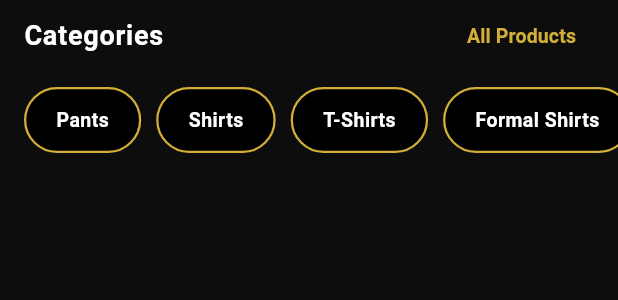
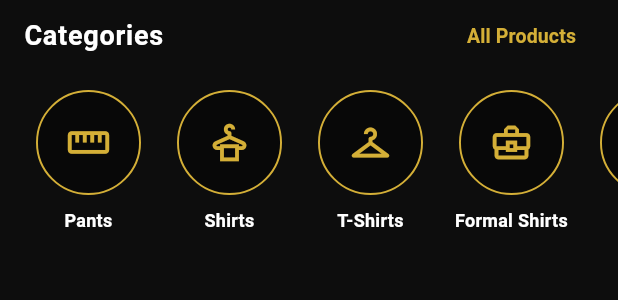
Before and after one commit to sivababu14301/RT-Android-Mobile-Application-, a Flutter app: the HomeCategories widget shown alone on an empty page, opened directly, on a phone screen of 412 x 824 dp. Shown: the top 300 px of the screen. Run offline on Flutter 3.47's test engine with Material 3 defaults, Android fonts, the phone set to English and light mode, and no system bars; our stand-ins replace dio, flutter_local_notifications, image_picker, shared_preferences, shimmer; missing offline and left inert: razorpay_flutter; accounts and stored records are empty.

Commit message:
Update Home Categories to circular black badges (#080808) with gold borders (#D4AF37) and gold clothing icons

```diff
--- a/lib/widgets/home/home_categories.dart
+++ b/lib/widgets/home/home_categories.dart
@@ -16,6 +16,32 @@ class HomeCategories extends StatelessWidget {
     'Uniforms',
   ];
 
+  IconData _getGoldClothingIcon(String category) {
+    final clean = category.trim().toLowerCase();
+    if (clean.contains('pant') || clean.contains('trouser') || clean.contains('jean')) {
+      return Icons.straighten; // Gold Trousers / Waistband
+    }
+    if (clean.contains('t-shirt') || clean.contains('tshirt')) {
+      return Icons.checkroom_outlined; // Gold T-Shirt
+    }
+    if (clean.contains('formal shirt')) {
+      return Icons.business_center_outlined; // Gold Formal Shirt & Tie
+    }
+    if (clean.contains('shirt')) {
+      return Icons.dry_cleaning_outlined; // Gold Casual / Formal Shirt
+    }
+    if (clean.contains('suit')) {
+      return Icons.military_tech_outlined; // Gold Suit / Blazer Lapel
+    }
+    if (clean.contains('wedding')) {
+      return Icons.celebration_outlined; // Gold Wedding Outfit / Tuxedo
+    }
+    if (clean.contains('uniform')) {
+      return Icons.badge_outlined; // Gold Uniform Clothing
+    }
+    return Icons.style_outlined;
+  }
+
   @override
   Widget build(BuildContext context) {
     return Consumer<ProductProvider>(
@@ -25,7 +51,7 @@ class HomeCategories extends StatelessWidget {
         return Column(
           crossAxisAlignment: CrossAxisAlignment.start,
           children: [
-            // Header Row: Categories Title & View All Action
+            // Header Row: Categories Title & Clear Filter Action
             Padding(
               padding: const EdgeInsets.symmetric(horizontal: 16.0),
               child: Row(
@@ -56,22 +82,23 @@ class HomeCategories extends StatelessWidget {
                 ],
               ),
             ),
-            const SizedBox(height: 10),
+            const SizedBox(height: 12),
 
-            // Single Horizontal Scrolling Row of Text-Only Pill Buttons
+            // Single Horizontally Scrollable Row of Large Circular Black Badges with Centered Gold Clothing Icons
             SizedBox(
-              height: 44,
+              height: 110,
               child: ListView.builder(
                 scrollDirection: Axis.horizontal,
                 physics: const BouncingScrollPhysics(),
-                padding: const EdgeInsets.symmetric(horizontal: 16),
+                padding: const EdgeInsets.symmetric(horizontal: 12),
                 itemCount: _categories.length,
                 itemBuilder: (context, index) {
                   final String category = _categories[index];
                   final bool isSelected = (selectedCat.toLowerCase().trim() == category.toLowerCase().trim());
+                  final IconData clothingIcon = _getGoldClothingIcon(category);
 
                   return Padding(
-                    padding: const EdgeInsets.only(right: 10.0),
+                    padding: const EdgeInsets.symmetric(horizontal: 8.0),
                     child: GestureDetector(
                       onTap: () {
                         if (isSelected) {
@@ -80,36 +107,58 @@ class HomeCategories extends StatelessWidget {
                           productProvider.setCategory(category);
                         }
                       },
-                      child: AnimatedContainer(
+                      child: SizedBox(
+                        width: 78,
+                        child: Column(
+                          mainAxisSize: MainAxisSize.min,
+                          children: [
+                            // Large Circular Dark Badge (#080808) with Thin Gold Border & Glow
+                            AnimatedContainer(
                               duration: const Duration(milliseconds: 200),
-                        padding: const EdgeInsets.symmetric(horizontal: 20, vertical: 10),
+                              width: 70,
+                              height: 70,
                               decoration: BoxDecoration(
-                          color: isSelected ? AppColors.gold : Colors.black,
-                          borderRadius: BorderRadius.circular(22),
+                                shape: BoxShape.circle,
+                                color: const Color(0xFF080808),
                                 border: Border.all(
-                            color: AppColors.gold,
-                            width: 1.5,
+                                  color: isSelected ? const Color(0xFFF0C94A) : AppColors.gold,
+                                  width: isSelected ? 2.2 : 1.3,
                                 ),
                                 boxShadow: isSelected
                                     ? [
                                         BoxShadow(
-                                    color: AppColors.gold.withValues(alpha: 0.3),
-                                    blurRadius: 8,
-                                    offset: const Offset(0, 2),
+                                          color: AppColors.gold.withValues(alpha: 0.45),
+                                          blurRadius: 10,
+                                          spreadRadius: 1,
+                                          offset: const Offset(0, 3),
                                         ),
                                       ]
                                     : null,
                               ),
                               child: Center(
-                          child: Text(
-                            category,
-                            style: TextStyle(
-                              color: isSelected ? Colors.black : Colors.white,
-                              fontSize: 13,
-                              fontWeight: isSelected ? FontWeight.bold : FontWeight.w600,
-                              letterSpacing: 0.3,
+                                child: Icon(
+                                  clothingIcon,
+                                  color: isSelected ? const Color(0xFFF0C94A) : AppColors.gold,
+                                  size: isSelected ? 32 : 30,
                                 ),
                               ),
+                            ),
+                            const SizedBox(height: 8),
+
+                            // Centered White Category Label
+                            Text(
+                              category,
+                              textAlign: TextAlign.center,
+                              style: TextStyle(
+                                color: isSelected ? AppColors.gold : Colors.white,
+                                fontSize: 12,
+                                fontWeight: isSelected ? FontWeight.bold : FontWeight.w600,
+                                letterSpacing: 0.2,
+                              ),
+                              maxLines: 1,
+                              overflow: TextOverflow.ellipsis,
+                            ),
+                          ],
                         ),
                       ),
                     ),
```
Lines whose indentation alone changed are shown as unchanged.
